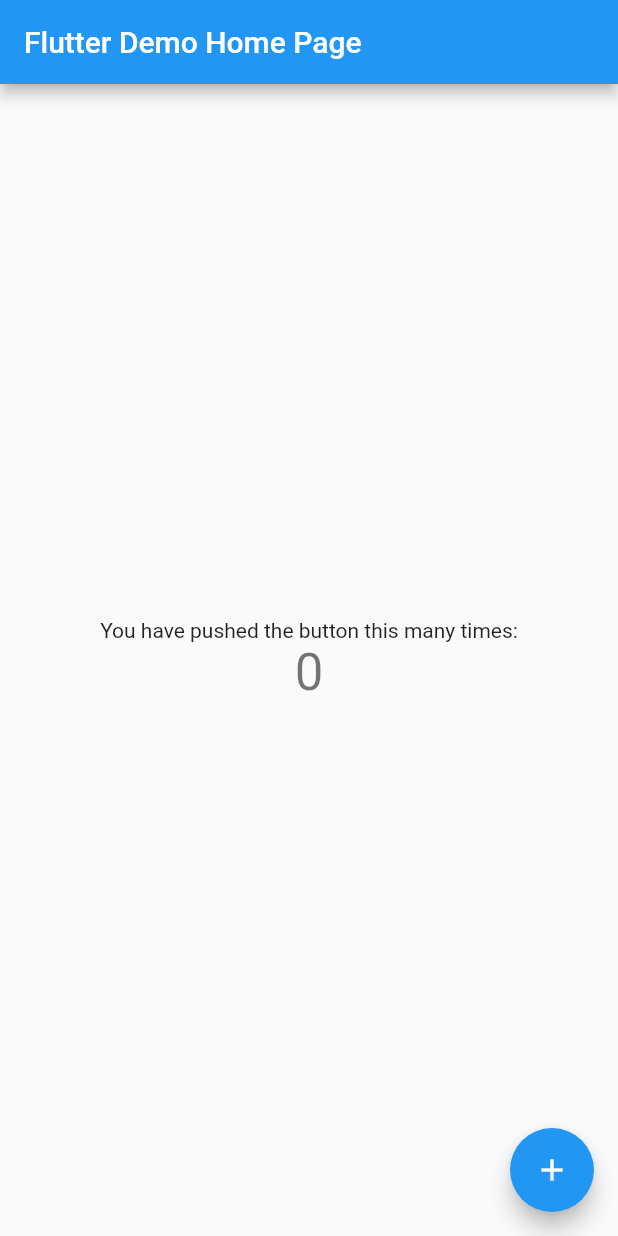
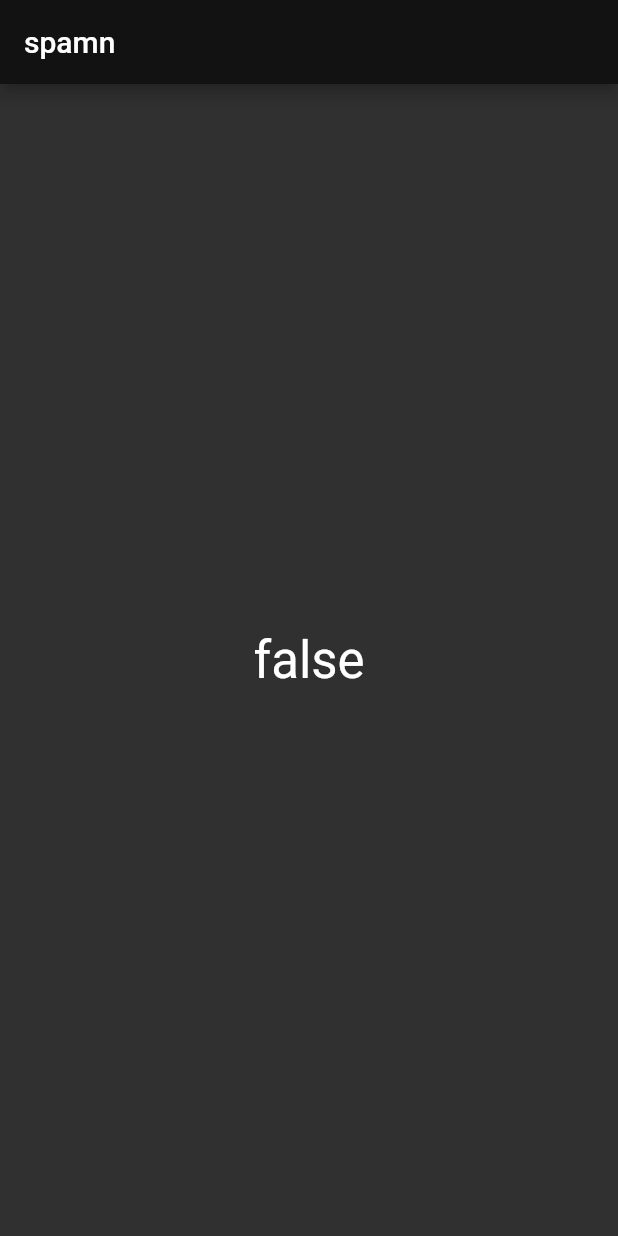
Before and after one commit to shotaro0211/spamn, a Flutter app: the screen it shows after launch, on a phone screen of 412 x 824 dp. Run offline on Flutter 3.47's test engine with Material 2 defaults, Android fonts, the phone set to English and light mode, and no system bars; our stand-ins replace routemaster; missing offline and left inert: dart:html, flutter_web3.

Commit message:
add connect

```diff
--- a/lib/main.dart
+++ b/lib/main.dart
@@ -1,115 +1,27 @@
 import 'package:flutter/material.dart';
+import 'package:flutter_web_plugins/url_strategy.dart';
+import 'package:routemaster/routemaster.dart';
+import 'package:spamn/ui/theme/default_theme.dart';
+
+import 'ui/pages/answer_page.dart';
+import 'ui/pages/create_page.dart';
+import 'ui/pages/home_page.dart';
+
+final routes = RouteMap(routes: {
+  '/': (_) => const MaterialPage(child: HomePage(title: 'spamn')),
+  '/:contractAddress/create': (info) =>
+      const MaterialPage(child: CreatePage(title: 'create')),
+  '/:contractAddress/:tokenId': (info) =>
+      const MaterialPage(child: AnswerPage(title: 'answer'))
+});
 
 void main() {
-  runApp(const MyApp());
+  setUrlStrategy(PathUrlStrategy());
+  runApp(
+    MaterialApp.router(
+      routerDelegate: RoutemasterDelegate(routesBuilder: (context) => routes),
+      routeInformationParser: const RoutemasterParser(),
+      theme: defaultTheme,
+    ),
+  );
 }
-
-class MyApp extends StatelessWidget {
-  const MyApp({Key? key}) : super(key: key);
-
-  // This widget is the root of your application.
-  @override
-  Widget build(BuildContext context) {
-    return MaterialApp(
-      title: 'Flutter Demo',
-      theme: ThemeData(
-        // This is the theme of your application.
-        //
-        // Try running your application with "flutter run". You'll see the
-        // application has a blue toolbar. Then, without quitting the app, try
-        // changing the primarySwatch below to Colors.green and then invoke
-        // "hot reload" (press "r" in the console where you ran "flutter run",
-        // or simply save your changes to "hot reload" in a Flutter IDE).
-        // Notice that the counter didn't reset back to zero; the application
-        // is not restarted.
-        primarySwatch: Colors.blue,
-      ),
-      home: const MyHomePage(title: 'Flutter Demo Home Page'),
-    );
-  }
-}
-
-class MyHomePage extends StatefulWidget {
-  const MyHomePage({Key? key, required this.title}) : super(key: key);
-
-  // This widget is the home page of your application. It is stateful, meaning
-  // that it has a State object (defined below) that contains fields that affect
-  // how it looks.
-
-  // This class is the configuration for the state. It holds the values (in this
-  // case the title) provided by the parent (in this case the App widget) and
-  // used by the build method of the State. Fields in a Widget subclass are
-  // always marked "final".
-
-  final String title;
-
-  @override
-  State<MyHomePage> createState() => _MyHomePageState();
-}
-
-class _MyHomePageState extends State<MyHomePage> {
-  int _counter = 0;
-
-  void _incrementCounter() {
-    setState(() {
-      // This call to setState tells the Flutter framework that something has
-      // changed in this State, which causes it to rerun the build method below
-      // so that the display can reflect the updated values. If we changed
-      // _counter without calling setState(), then the build method would not be
-      // called again, and so nothing would appear to happen.
-      _counter++;
-    });
-  }
-
-  @override
-  Widget build(BuildContext context) {
-    // This method is rerun every time setState is called, for instance as done
-    // by the _incrementCounter method above.
-    //
-    // The Flutter framework has been optimized to make rerunning build methods
-    // fast, so that you can just rebuild anything that needs updating rather
-    // than having to individually change instances of widgets.
-    return Scaffold(
-      appBar: AppBar(
-        // Here we take the value from the MyHomePage object that was created by
-        // the App.build method, and use it to set our appbar title.
-        title: Text(widget.title),
-      ),
-      body: Center(
-        // Center is a layout widget. It takes a single child and positions it
-        // in the middle of the parent.
-        child: Column(
-          // Column is also a layout widget. It takes a list of children and
-          // arranges them vertically. By default, it sizes itself to fit its
-          // children horizontally, and tries to be as tall as its parent.
-          //
-          // Invoke "debug painting" (press "p" in the console, choose the
-          // "Toggle Debug Paint" action from the Flutter Inspector in Android
-          // Studio, or the "Toggle Debug Paint" command in Visual Studio Code)
-          // to see the wireframe for each widget.
-          //
-          // Column has various properties to control how it sizes itself and
-          // how it positions its children. Here we use mainAxisAlignment to
-          // center the children vertically; the main axis here is the vertical
-          // axis because Columns are vertical (the cross axis would be
-          // horizontal).
-          mainAxisAlignment: MainAxisAlignment.center,
-          children: <Widget>[
-            const Text(
-              'You have pushed the button this many times:',
-            ),
-            Text(
-              '$_counter',
-              style: Theme.of(context).textTheme.headline4,
-            ),
-          ],
-        ),
-      ),
-      floatingActionButton: FloatingActionButton(
-        onPressed: _incrementCounter,
-        tooltip: 'Increment',
-        child: const Icon(Icons.add),
-      ), // This trailing comma makes auto-formatting nicer for build methods.
-    );
-  }
-}
--- /dev/null
+++ b/lib/ui/pages/home_page.dart
@@ -0,0 +1,51 @@
+import 'package:flutter/material.dart';
+
+import '../../repository/connect_web3.dart';
+
+class HomePage extends StatefulWidget {
+  const HomePage({Key? key, required this.title}) : super(key: key);
+
+  final String title;
+
+  @override
+  State<HomePage> createState() => _HomePageState();
+}
+
+class _HomePageState extends State<HomePage> {
+  bool _isConnected = false;
+
+  @override
+  void initState() {
+    super.initState();
+    _onConnected();
+  }
+
+  void _onConnected() async {
+    await ConnectWeb3().getSigner().then((value) async {
+      final isConnected = value != null ? true : false;
+      setState(() {
+        _isConnected = isConnected;
+      });
+    });
+  }
+
+  @override
+  Widget build(BuildContext context) {
+    return Scaffold(
+      appBar: AppBar(
+        title: Text(widget.title),
+      ),
+      body: Center(
+        child: Column(
+          mainAxisAlignment: MainAxisAlignment.center,
+          children: <Widget>[
+            Text(
+              _isConnected.toString(),
+              style: Theme.of(context).textTheme.headline4,
+            ),
+          ],
+        ),
+      ),
+    );
+  }
+}
--- a/pubspec.yaml
+++ b/pubspec.yaml
@@ -29,11 +29,17 @@
 dependencies:
   flutter:
     sdk: flutter
+  flutter_web_plugins:
+    sdk: flutter
 
 
   # The following adds the Cupertino Icons font to your application.
   # Use with the CupertinoIcons class for iOS style icons.
   cupertino_icons: ^1.0.2
+  flutter_web3: ^2.1.9
+  http: ^0.13.4
+  url_launcher: ^6.0.20
+  routemaster: ^0.9.5
 
 dev_dependencies:
   flutter_test:
```
Also changed, not shown: lib/repository/connect_web3.dart (added, +34 -0 lines), lib/ui/pages/answer_page.dart (+51 -0 lines), pubspec.lock, 5 other files.
